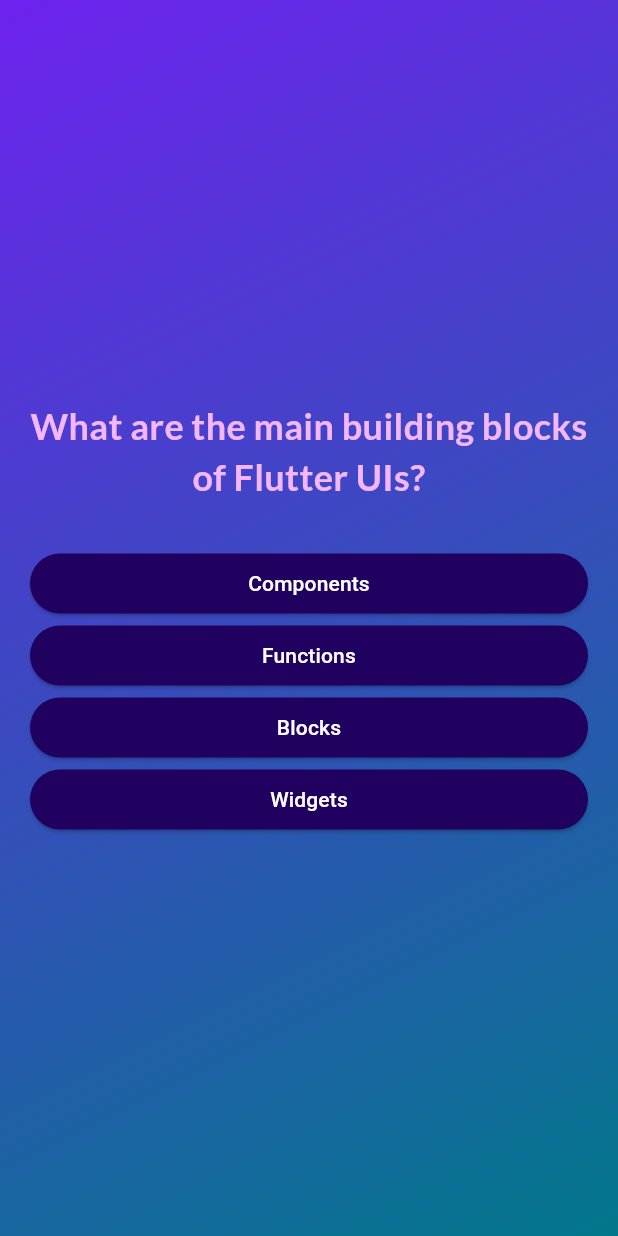
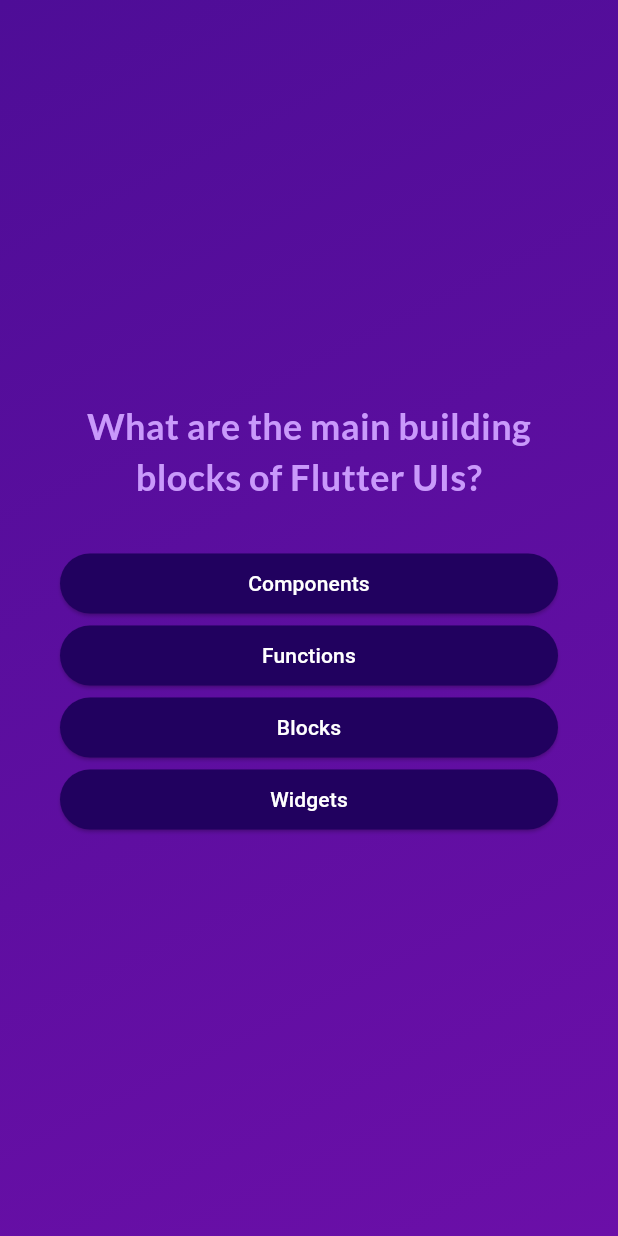
Before and after one commit to muhyi7/adv_basics, a Flutter app: the screen it shows after launch, after a tap on "Start Quiz", on a phone screen of 412 x 824 dp. Run offline on Flutter 3.47's test engine with Material 3 defaults, Android fonts, the phone set to English and light mode, and no system bars; our stand-ins replace google_fonts.

Commit message:
finish quiz app running well

```diff
--- a/lib/questions_screen.dart
+++ b/lib/questions_screen.dart
@@ -1,29 +1,32 @@
 import 'package:flutter/material.dart';
+import 'package:google_fonts/google_fonts.dart';
 
 import 'package:adv_basics/answer_button.dart';
-import 'package:adv_basics/data/question.dart';
-import 'package:google_fonts/google_fonts.dart';
+import 'package:adv_basics/data/questions.dart';
 
 class QuestionsScreen extends StatefulWidget {
-  const QuestionsScreen({super.key, required this.onSelectAnswer});
+  const QuestionsScreen({
+    super.key,
+    required this.onSelectAnswer,
+  });
 
   final void Function(String answer) onSelectAnswer;
 
   @override
   State<QuestionsScreen> createState() {
-    return _QuestionScreenState();
+    return _QuestionsScreenState();
   }
 }
 
-class _QuestionScreenState extends State<QuestionsScreen> {
+class _QuestionsScreenState extends State<QuestionsScreen> {
   var currentQuestionIndex = 0;
 
   void answerQuestion(String selectedAnswer) {
-    widget.onSelectAnswer('...');
+    widget.onSelectAnswer(selectedAnswer);
     // currentQuestionIndex = currentQuestionIndex + 1;
     // currentQuestionIndex += 1;
     setState(() {
-      currentQuestionIndex++;
+      currentQuestionIndex++; // increments the value by 1
     });
   }
 
@@ -34,7 +37,7 @@ class _QuestionScreenState extends State<QuestionsScreen> {
     return SizedBox(
       width: double.infinity,
       child: Container(
-        margin: EdgeInsets.all(20),
+        margin: const EdgeInsets.all(40),
         child: Column(
           mainAxisAlignment: MainAxisAlignment.center,
           crossAxisAlignment: CrossAxisAlignment.stretch,
@@ -42,15 +45,13 @@ class _QuestionScreenState extends State<QuestionsScreen> {
             Text(
               currentQuestion.text,
               style: GoogleFonts.lato(
-                color: const Color.fromARGB(255, 244, 182, 255),
+                color: const Color.fromARGB(255, 201, 153, 251),
                 fontSize: 24,
                 fontWeight: FontWeight.bold,
               ),
               textAlign: TextAlign.center,
             ),
-            const SizedBox(
-              height: 30,
-            ),
+            const SizedBox(height: 30),
             ...currentQuestion.getShuffledAnswers().map((answer) {
               return AnswerButton(
                 answerText: answer,
@@ -58,7 +59,7 @@ class _QuestionScreenState extends State<QuestionsScreen> {
                   answerQuestion(answer);
                 },
               );
-            }),
+            })
           ],
         ),
       ),
--- a/lib/quiz.dart
+++ b/lib/quiz.dart
@@ -1,8 +1,8 @@
-import 'package:adv_basics/data/question.dart';
+import 'package:flutter/material.dart';
+
+import 'package:adv_basics/start_screen.dart';
 import 'package:adv_basics/questions_screen.dart';
-import 'package:flutter/material.dart';
-import 'package:adv_basics/start_screen.dart';
-import 'package:flutter/widgets.dart';
+import 'package:adv_basics/data/questions.dart';
 import 'package:adv_basics/results_screen.dart';
 
 class Quiz extends StatefulWidget {
@@ -20,7 +20,7 @@ class _QuizState extends State<Quiz> {
 
   void switchScreen() {
     setState(() {
-      activeScreen = 'question-screen';
+      activeScreen = 'questions-screen';
     });
   }
 
@@ -29,24 +29,33 @@ class _QuizState extends State<Quiz> {
 
     if (selectedAnswers.length == questions.length) {
       setState(() {
-        selectedAnswers = [];
         activeScreen = 'results-screen';
       });
     }
+  }
+
+  void restartQuiz() {
+    setState(() {
+      selectedAnswers = [];
+      activeScreen = 'questions-screen';
+    });
   }
 
   @override
   Widget build(context) {
     Widget screenWidget = StartScreen(switchScreen);
 
-    if (activeScreen == 'question-screen') {
+    if (activeScreen == 'questions-screen') {
       screenWidget = QuestionsScreen(
         onSelectAnswer: chooseAnswer,
       );
     }
 
     if (activeScreen == 'results-screen') {
-      screenWidget = const ResultsScreen();
+      screenWidget = ResultsScreen(
+        chosenAnswers: selectedAnswers,
+        onRestart: restartQuiz,
+      );
     }
 
     return MaterialApp(
@@ -55,8 +64,8 @@ class _QuizState extends State<Quiz> {
           decoration: const BoxDecoration(
             gradient: LinearGradient(
               colors: [
-                Color.fromARGB(255, 109, 34, 238),
-                Color.fromARGB(255, 2, 119, 139),
+                Color.fromARGB(255, 78, 13, 151),
+                Color.fromARGB(255, 107, 15, 168),
               ],
               begin: Alignment.topLeft,
               end: Alignment.bottomRight,
```
Also changed, not shown: lib/questions_summary/question_identifier.dart (added, +35 -0 lines), lib/questions_summary/questions_summary.dart (added, +25 -0 lines), lib/questions_summary/summary_item.dart (added, +58 -0 lines), lib/results_screen.dart (+53 -4 lines), lib/data/questions.dart (renamed from lib/data/question.dart).
